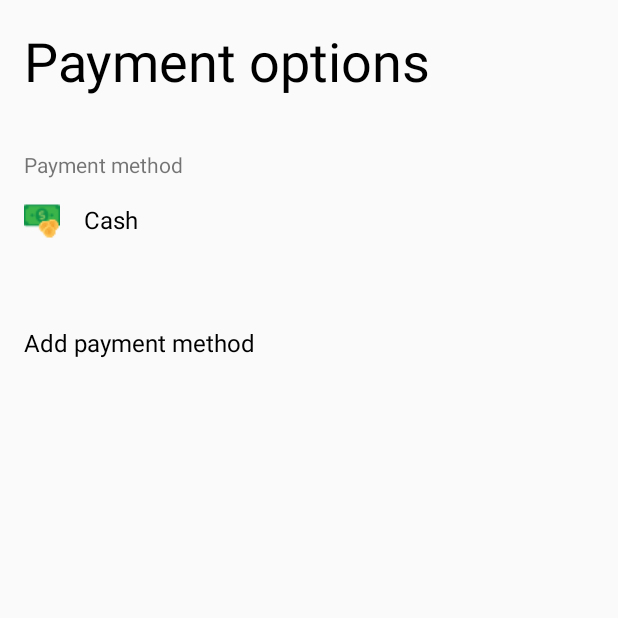
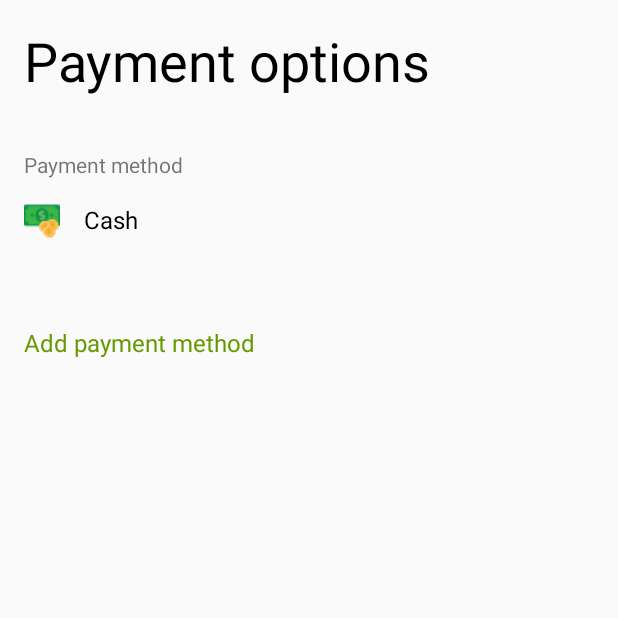
Before and after one commit to Byte-Packet/ChefUp, an Android app: the pay_main screen opened directly, with no data from a screen before it, on a phone screen of 412 x 824 dp, the top half of it. Run offline under Robolectric (Android 15) with nearby library versions, the phone set to English and light mode, and no system bars.

Commit message:
add string values to pay_main

```diff
--- a/app/src/main/java/com/example/dashboard/Menu.java
+++ b/app/src/main/java/com/example/dashboard/Menu.java
@@ -1,11 +1,14 @@
 package com.example.dashboard;
 
 import androidx.appcompat.app.AppCompatActivity;
+import androidx.appcompat.view.menu.MenuView;
 
+import android.content.ClipData;
 import android.content.Intent;
 import android.os.Bundle;
 import android.view.View;
 import android.widget.Button;
+import android.widget.TextView;
 
 public class Menu extends AppCompatActivity {
 
@@ -16,7 +19,9 @@ public class Menu extends AppCompatActivity {
         super.onCreate(savedInstanceState);
         setContentView(R.layout.activity_menu);
 
+
         view_recipe = (Button)findViewById(R.id.viewRecipe);
+
 
         view_recipe.setOnClickListener(new View.OnClickListener() {
             @Override
--- a/app/src/main/res/layout/activity_menu.xml
+++ b/app/src/main/res/layout/activity_menu.xml
@@ -202,10 +202,10 @@
                         <Button
                             android:layout_width="100dp"
                             android:layout_marginTop="10dp"
-
                             android:layout_height="wrap_content"
                             android:background="@drawable/box"
                             android:text="@string/view" />
+
                     </LinearLayout>
                 </LinearLayout>
             </ScrollView>
--- a/app/src/main/res/layout/activity_pay_main.xml
+++ b/app/src/main/res/layout/activity_pay_main.xml
@@ -11,9 +11,8 @@
         android:layout_width="wrap_content"
         android:layout_height="wrap_content"
         android:layout_marginStart="16dp"
-        android:layout_marginLeft="16dp"
         android:layout_marginTop="16dp"
-        android:text="Payment options"
+        android:text="@string/Pay_option_Msg"
         android:textColor="@android:color/black"
         android:textSize="36sp"
         app:layout_constraintStart_toStartOf="parent"
@@ -24,9 +23,8 @@
         android:layout_width="wrap_content"
         android:layout_height="wrap_content"
         android:layout_marginStart="16dp"
-        android:layout_marginLeft="16dp"
         android:layout_marginTop="100dp"
-        android:text="Payment method"
+        android:text="@string/pay_method_msg"
         android:textSize="14sp"
         app:layout_constraintStart_toStartOf="parent"
         app:layout_constraintTop_toTopOf="parent" />
@@ -47,9 +45,8 @@
         android:layout_width="300dp"
         android:layout_height="wrap_content"
         android:layout_marginStart="16dp"
-        android:layout_marginLeft="16dp"
         android:onClick="cash_payemnt"
-        android:text="Cash"
+        android:text="@string/Payment_method_cash"
         android:textColor="@android:color/widget_edittext_dark"
         android:textSize="16sp"
         app:layout_constraintStart_toEndOf="@+id/imageView"
@@ -60,11 +57,10 @@
         android:layout_width="wrap_content"
         android:layout_height="wrap_content"
         android:layout_marginStart="16dp"
-        android:layout_marginLeft="16dp"
         android:layout_marginTop="18dp"
         android:onClick="add"
-        android:text="Add payment method"
-        android:textColor="@color/black"
+        android:text="@string/add_pay_msg"
+        android:textColor="@android:color/holo_green_dark"
         android:textSize="16sp"
         app:layout_constraintStart_toStartOf="parent"
         app:layout_constraintTop_toBottomOf="@+id/imageView3" />
--- a/app/src/main/res/menu/bottom_nav.xml
+++ b/app/src/main/res/menu/bottom_nav.xml
@@ -6,6 +6,7 @@
         android:icon="@drawable/shopping_cart"/>
     <item android:title="User"
         android:icon="@drawable/user"/>
-    <item android:title="Payment"
-        android:icon="@drawable/payh"/>
+    <item
+        android:icon="@drawable/payh"
+        android:title="Payment" />
 </menu>
--- a/app/src/main/res/values/strings.xml
+++ b/app/src/main/res/values/strings.xml
@@ -18,4 +18,15 @@
     <string name="fragment_review">This is the Review Page</string>
 
     <string name="addreview">ADD REVIEW</string>
+
+
+    <!-- String values for payment -->
+    <!-- pay_main -->
+    <string name="Payment_method_cash">Cash</string>
+    <string name="Pay_option_Msg">Payment options</string>
+    <string name="pay_method_msg">Payment method</string>
+    <string name="add_pay_msg">Add payment method</string>
+
+
+
 </resources>
```
